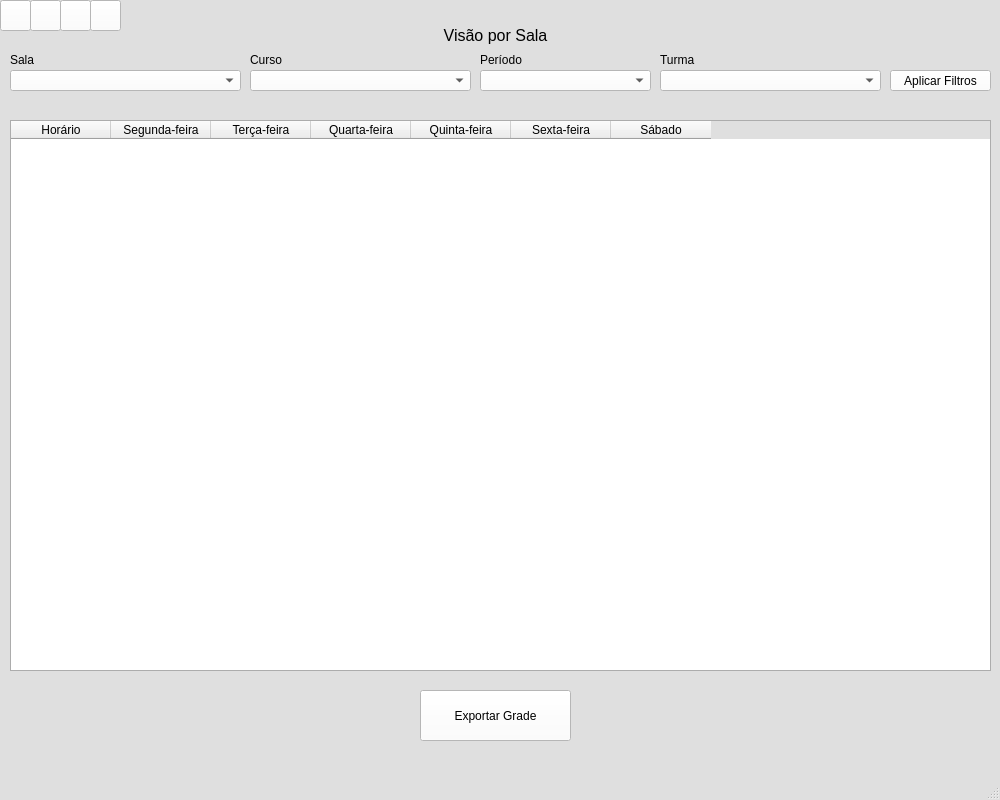
Old version of the form interface.ui in the repository Reifhel/TCC---Gerador-de-Grade-Horaria.
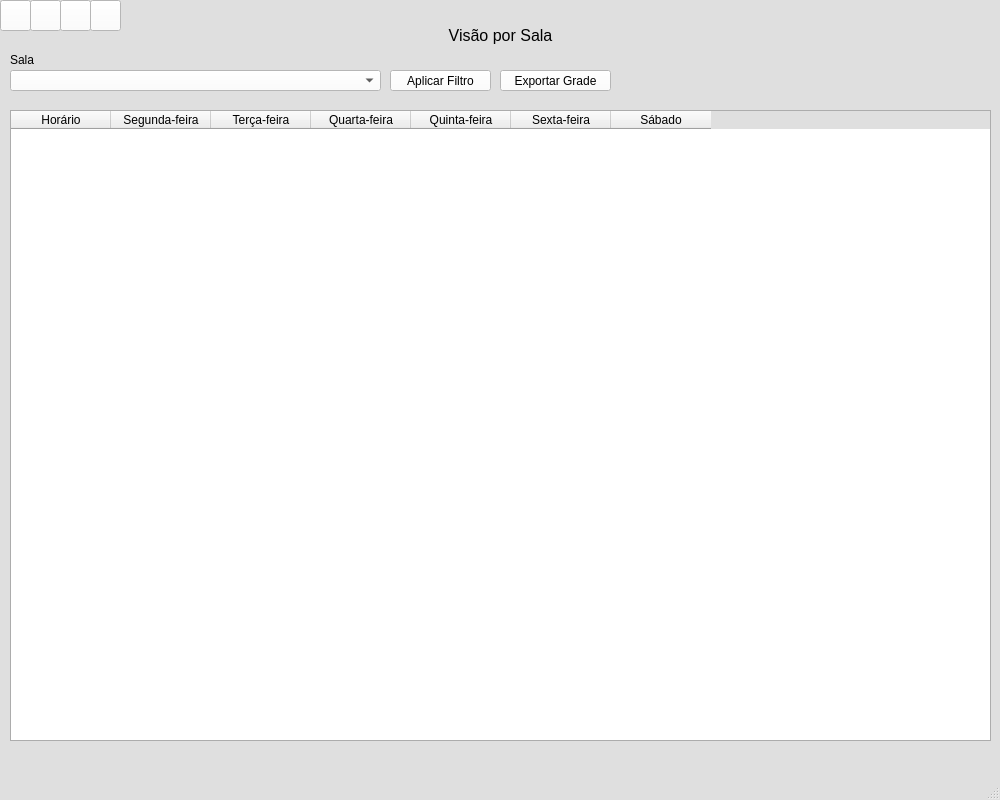
New version of the form. The open tabs and pages were chosen to show the change. Icons and pictures are not drawn.

Commit message: (artefato-dois) Trabalhando na exportação

```diff
--- a/interface.ui
+++ b/interface.ui
@@ -787,25 +787,12 @@
      </widget>
     </widget>
     <widget class="QWidget" name="salas">
-     <widget class="QComboBox" name="filtroTurmaSala">
-      <property name="geometry">
-       <rect>
-        <x>660</x>
-        <y>60</y>
-        <width>221</width>
-        <height>21</height>
-       </rect>
-      </property>
-      <property name="styleSheet">
-       <string notr="true">background-color: rgb(255, 255, 255);</string>
-      </property>
-     </widget>
      <widget class="QComboBox" name="filtroSala">
       <property name="geometry">
        <rect>
         <x>10</x>
         <y>60</y>
-        <width>231</width>
+        <width>371</width>
         <height>21</height>
        </rect>
       </property>
@@ -816,39 +803,13 @@
        <string notr="true">background-color: rgb(255, 255, 255);</string>
       </property>
      </widget>
-     <widget class="QComboBox" name="filtroPeriodoSala">
-      <property name="geometry">
-       <rect>
-        <x>480</x>
-        <y>60</y>
-        <width>171</width>
-        <height>21</height>
-       </rect>
-      </property>
-      <property name="styleSheet">
-       <string notr="true">background-color: rgb(255, 255, 255);</string>
-      </property>
-     </widget>
-     <widget class="QLabel" name="labelCursoSala">
-      <property name="geometry">
-       <rect>
-        <x>250</x>
-        <y>40</y>
-        <width>161</width>
-        <height>20</height>
-       </rect>
-      </property>
-      <property name="text">
-       <string>Curso</string>
-      </property>
-     </widget>
      <widget class="QPushButton" name="botaoExportarGradeSala">
       <property name="geometry">
        <rect>
-        <x>420</x>
-        <y>680</y>
-        <width>151</width>
-        <height>51</height>
+        <x>500</x>
+        <y>60</y>
+        <width>111</width>
+        <height>21</height>
        </rect>
       </property>
       <property name="styleSheet">
@@ -858,19 +819,6 @@
        <string>Exportar Grade</string>
       </property>
      </widget>
-     <widget class="QLabel" name="labelPeriodoSala">
-      <property name="geometry">
-       <rect>
-        <x>480</x>
-        <y>40</y>
-        <width>161</width>
-        <height>20</height>
-       </rect>
-      </property>
-      <property name="text">
-       <string>Período</string>
-      </property>
-     </widget>
      <widget class="QLabel" name="labelSala">
       <property name="geometry">
        <rect>
@@ -888,9 +836,9 @@
       <property name="geometry">
        <rect>
         <x>10</x>
-        <y>110</y>
+        <y>100</y>
         <width>981</width>
-        <height>551</height>
+        <height>631</height>
        </rect>
       </property>
       <property name="sizeAdjustPolicy">
@@ -941,41 +889,12 @@
        </property>
       </column>
      </widget>
-     <widget class="QComboBox" name="filtroCursoSala">
-      <property name="geometry">
-       <rect>
-        <x>250</x>
-        <y>60</y>
-        <width>221</width>
-        <height>21</height>
-       </rect>
-      </property>
-      <property name="autoFillBackground">
-       <bool>false</bool>
-      </property>
-      <property name="styleSheet">
-       <string notr="true">background-color: rgb(255, 255, 255);</string>
-      </property>
-     </widget>
-     <widget class="QLabel" name="labelTurmaSala">
-      <property name="geometry">
-       <rect>
-        <x>660</x>
-        <y>40</y>
-        <width>161</width>
-        <height>20</height>
-       </rect>
-      </property>
-      <property name="text">
-       <string>Turma</string>
-      </property>
-     </widget>
      <widget class="QLabel" name="tituloAbaSala">
       <property name="geometry">
        <rect>
-        <x>290</x>
+        <x>300</x>
         <y>10</y>
-        <width>411</width>
+        <width>401</width>
         <height>31</height>
        </rect>
       </property>
@@ -994,7 +913,7 @@
      <widget class="QPushButton" name="aplicarFiltrosSala">
       <property name="geometry">
        <rect>
-        <x>890</x>
+        <x>390</x>
         <y>60</y>
         <width>101</width>
         <height>21</height>
@@ -1004,7 +923,7 @@
        <string notr="true">background-color: rgb(255, 255, 255);</string>
       </property>
       <property name="text">
-       <string>Aplicar Filtros</string>
+       <string>Aplicar Filtro</string>
       </property>
      </widget>
     </widget>
```
Left out of the diff: 218 changed lines with no effect on the pictures. The commit also changes 2 other files.
